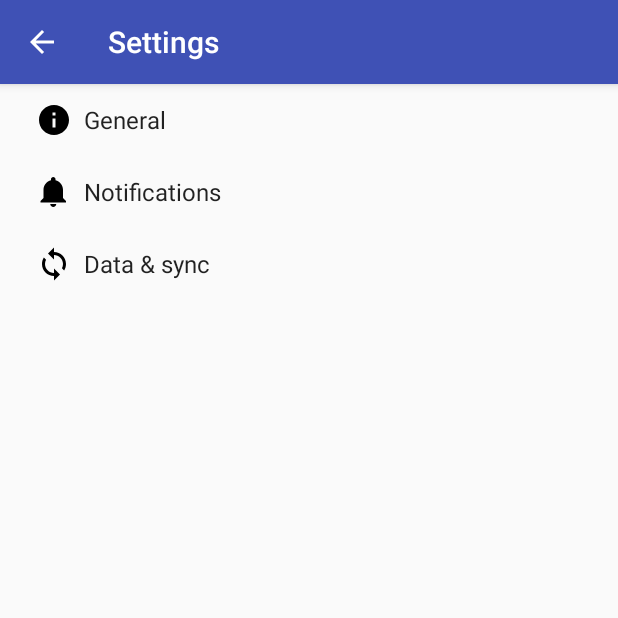
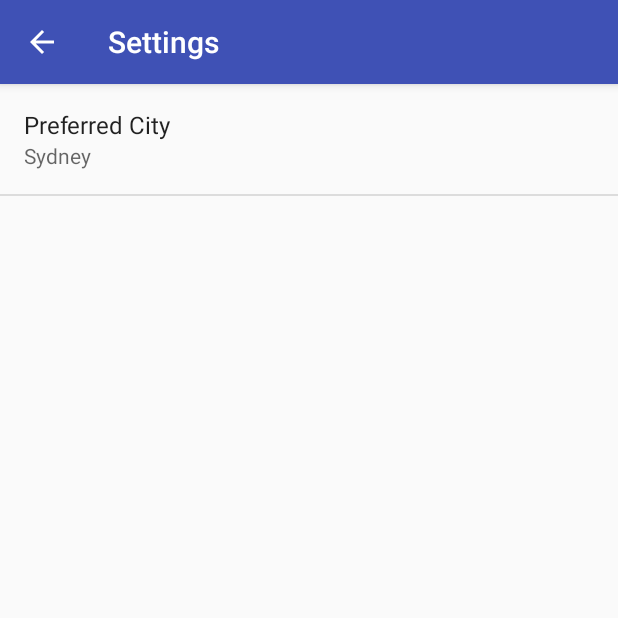
Before and after one commit to jimcullenaus/PetrolCycleTracker, an Android app: the screen it shows after launch (SettingsActivity before the commit, PetrolPreferencesActivity after it), after a tap on "Settings", on a phone screen of 412 x 824 dp, the top half of it. Run offline under Robolectric (Android 15) with nearby library versions, the phone set to English and light mode, and no system bars.

Commit message:
Create city preference

```diff
--- a/app/src/main/AndroidManifest.xml
+++ b/app/src/main/AndroidManifest.xml
@@ -22,7 +22,7 @@
 			</intent-filter>
 		</activity>
 		<activity
-			android:name=".SettingsActivity"
+			android:name=".PetrolPreferencesActivity"
 			android:label="@string/title_activity_settings"
 			android:parentActivityName=".MainActivity">
 			<meta-data
--- a/app/src/main/java/com/thejimcullen/petrolcycletracker/MainActivity.java
+++ b/app/src/main/java/com/thejimcullen/petrolcycletracker/MainActivity.java
@@ -145,7 +145,7 @@ public class MainActivity extends AppCompatActivity
 		int id = item.getItemId();
 
 		if (id == R.id.action_settings) {
-			Intent settingsIntent = new Intent(this, SettingsActivity.class);
+			Intent settingsIntent = new Intent(this, PetrolPreferencesActivity.class);
 			startActivity(settingsIntent);
 			return true;
 		}
--- /dev/null
+++ b/app/src/main/java/com/thejimcullen/petrolcycletracker/PetrolPreferencesActivity.java
@@ -0,0 +1,121 @@
+package com.thejimcullen.petrolcycletracker;
+
+import android.media.Ringtone;
+import android.media.RingtoneManager;
+import android.net.Uri;
+import android.os.Bundle;
+import android.preference.ListPreference;
+import android.preference.Preference;
+import android.preference.PreferenceFragment;
+import android.preference.PreferenceManager;
+import android.preference.RingtonePreference;
+import android.support.annotation.Nullable;
+import android.support.v4.app.NavUtils;
+import android.support.v7.app.ActionBar;
+import android.text.TextUtils;
+import android.view.MenuItem;
+
+public class PetrolPreferencesActivity extends AppCompatPreferenceActivity {
+	@Override
+	protected void onCreate(Bundle savedInstanceState) {
+		super.onCreate(savedInstanceState);
+		setupActionBar();
+		getFragmentManager().beginTransaction().replace(android.R.id.content, new PetrolPreferencesFragment()).commit();
+	}
+
+	/**
+	 * Set up the {@link android.app.ActionBar}, if the API is available.
+	 */
+	private void setupActionBar() {
+		ActionBar actionBar = getSupportActionBar();
+		if (actionBar != null) {
+			// Show the Up button in the action bar.
+			actionBar.setDisplayHomeAsUpEnabled(true);
+		}
+	}
+
+	@Override
+	public boolean onMenuItemSelected(int featureId, MenuItem item) {
+		int id = item.getItemId();
+		if (id == android.R.id.home) {
+			if (!super.onMenuItemSelected(featureId, item)) {
+				NavUtils.navigateUpFromSameTask(this);
+			}
+			return true;
+		}
+		return super.onMenuItemSelected(featureId, item);
+	}
+
+	public static class PetrolPreferencesFragment extends PreferenceFragment {
+		@Override
+		public void onCreate(@Nullable Bundle savedInstanceState) {
+			super.onCreate(savedInstanceState);
+			addPreferencesFromResource(R.xml.preferences);
+
+			// Bind the summaries of EditText/List/Dialog/Ringtone preferences
+			// to their values. When their values change, their summaries are
+			// updated to reflect the new value, per the Android Design
+			// guidelines.
+			bindPreferenceSummaryToValue(findPreference(getString(R.string.PREFERRED_CITY)));
+		}
+	}
+
+	/**
+	 * This method stops fragment injection in malicious applications.
+	 * Make sure to deny any unknown fragments here.
+	 */
+	protected boolean isValidFragment(String fragmentName) {
+		return PetrolPreferencesFragment.class.getName().equals(fragmentName);
+	}
+
+	/**
+	 * Binds a preference's summary to its value. More specifically, when the
+	 * preference's value is changed, its summary (line of text below the
+	 * preference title) is updated to reflect the value. The summary is also
+	 * immediately updated upon calling this method. The exact display format is
+	 * dependent on the type of preference.
+	 *
+	 * @see #sBindPreferenceSummaryToValueListener
+	 */
+	private static void bindPreferenceSummaryToValue(Preference preference) {
+		// Set the listener to watch for value changes.
+		preference.setOnPreferenceChangeListener(sBindPreferenceSummaryToValueListener);
+
+		// Trigger the listener immediately with the preference's
+		// current value.
+		sBindPreferenceSummaryToValueListener.onPreferenceChange(preference,
+				PreferenceManager
+						.getDefaultSharedPreferences(preference.getContext())
+						.getString(preference.getKey(), ""));
+	}
+
+	/**
+	 * A preference value change listener that updates the preference's summary
+	 * to reflect its new value.
+	 */
+	private static Preference.OnPreferenceChangeListener sBindPreferenceSummaryToValueListener = new Preference.OnPreferenceChangeListener() {
+		@Override
+		public boolean onPreferenceChange(Preference preference, Object value) {
+			String stringValue = value.toString();
+
+			if (preference instanceof ListPreference) {
+				// For list preferences, look up the correct display value in
+				// the preference's 'entries' list.
+				ListPreference listPreference = (ListPreference) preference;
+				int index = listPreference.findIndexOfValue(stringValue);
+
+				// Set the summary to reflect the new value.
+				preference.setSummary(
+						index >= 0
+								? listPreference.getEntries()[index]
+								: null);
+
+			} else {
+				// For all other preferences, set the summary to the value's
+				// simple string representation.
+				preference.setSummary(stringValue);
+			}
+			return true;
+		}
+	};
+}
--- a/app/src/main/res/values/strings.xml
+++ b/app/src/main/res/values/strings.xml
@@ -68,7 +68,7 @@
 	<string name="pref_title_vibrate">Vibrate</string>
 	<!-- End of sample notification preferences -->
 
-	<string name="pref_title">Preferences</string>
+	<string name="pref_title">Preferred City</string>
 
 
 	<string name="sydney">Sydney</string>
@@ -103,6 +103,8 @@
 	<string name="RECENT_GRAPH_INFO"><xliff:g id="recent_graph_info">RecentGraphInfo</xliff:g></string>
 	<string name="RECENT_GRAPH_IMAGE"><xliff:g id="recent_graph_image">RecentGraphImage</xliff:g></string>
 
+	<string name="PREFERRED_CITY_RECOMMENDATION">PreferredCityRecommendation</string>
+
 	<string name="LOG_CITY_SELECTED"><xliff:g id="log_city_selected">LOG_CITY_SELECTED</xliff:g></string>
 
 	<string name="BAD"><xliff:g id="bad">bad</xliff:g></string>
--- /dev/null
+++ b/app/src/main/res/xml/preferences.xml
@@ -0,0 +1,15 @@
+<PreferenceScreen xmlns:android="http://schemas.android.com/apk/res/android">
+
+	<!-- NOTE: Hide buttons to simplify the UI. Users can touch outside the dialog to
+         dismiss it. -->
+	<!-- NOTE: ListPreference's summary should be set to its value by the activity code. -->
+	<ListPreference
+		android:entries="@array/cities"
+		android:entryValues="@array/cities"
+		android:key="@string/PREFERRED_CITY"
+		android:negativeButtonText="@null"
+		android:positiveButtonText="@null"
+		android:defaultValue="@string/sydney"
+		android:title="@string/pref_title" />
+
+</PreferenceScreen>
```
